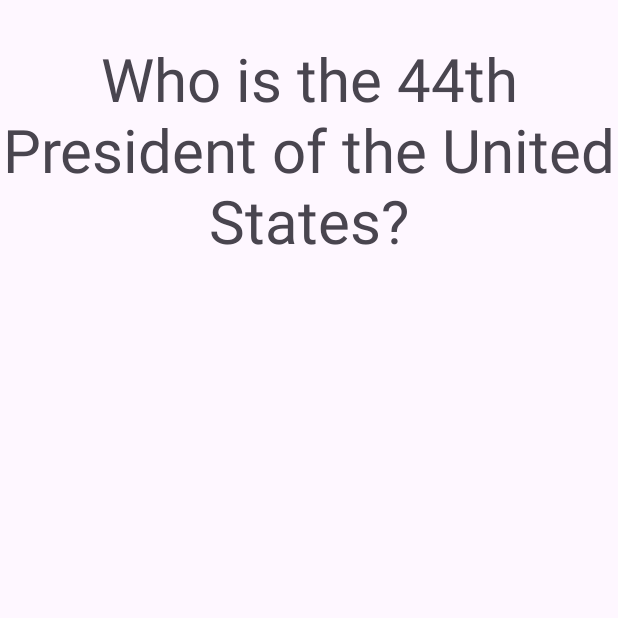
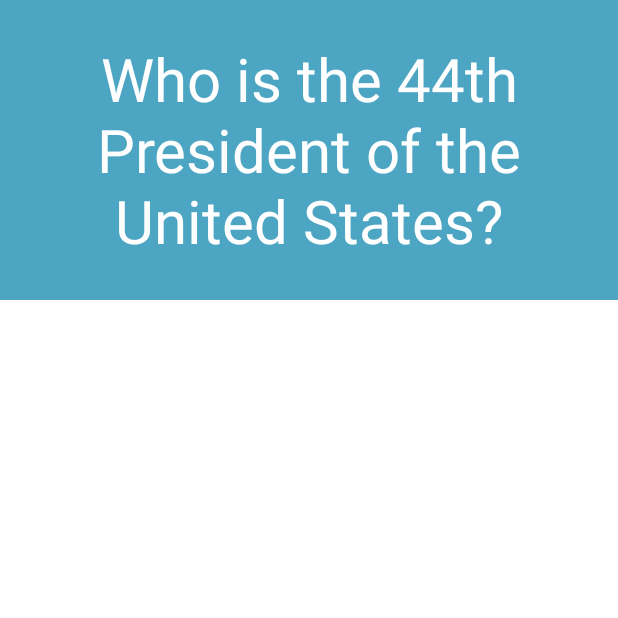
Before and after one commit to ardenshleynage/FlashCard_First_Checkpoint, an Android app: the screen it shows after launch (MainActivity), on a phone screen of 412 x 824 dp, the top half of it. Run offline under Robolectric (Android 15) with nearby library versions, the phone set to English and light mode, and no system bars.

Commit message:
Update activity_main.xml

```diff
--- a/app/src/main/res/layout/activity_main.xml
+++ b/app/src/main/res/layout/activity_main.xml
@@ -5,6 +5,7 @@
     android:id="@+id/main"
     android:layout_width="match_parent"
     android:layout_height="match_parent"
+    android:background="@color/white"
     tools:context=".MainActivity">
 
     <TextView
@@ -12,6 +13,9 @@
         android:layout_width="match_parent"
         android:layout_height="200dp"
         android:gravity="center"
+        android:background="@color/Teal_Blue"
+        android:textColor="@color/white"
+        android:padding="16dp"
         android:text="Who is the 44th President of the United States?"
         android:textSize="40sp" />
 
@@ -21,6 +25,8 @@
         android:layout_height="200dp"
         android:visibility="invisible"
         android:gravity="center"
+        android:padding="16dp"
+        android:background="@color/Yellow"
         android:text="Barack Obama"
         android:textSize="40sp" />
 </RelativeLayout>
```
